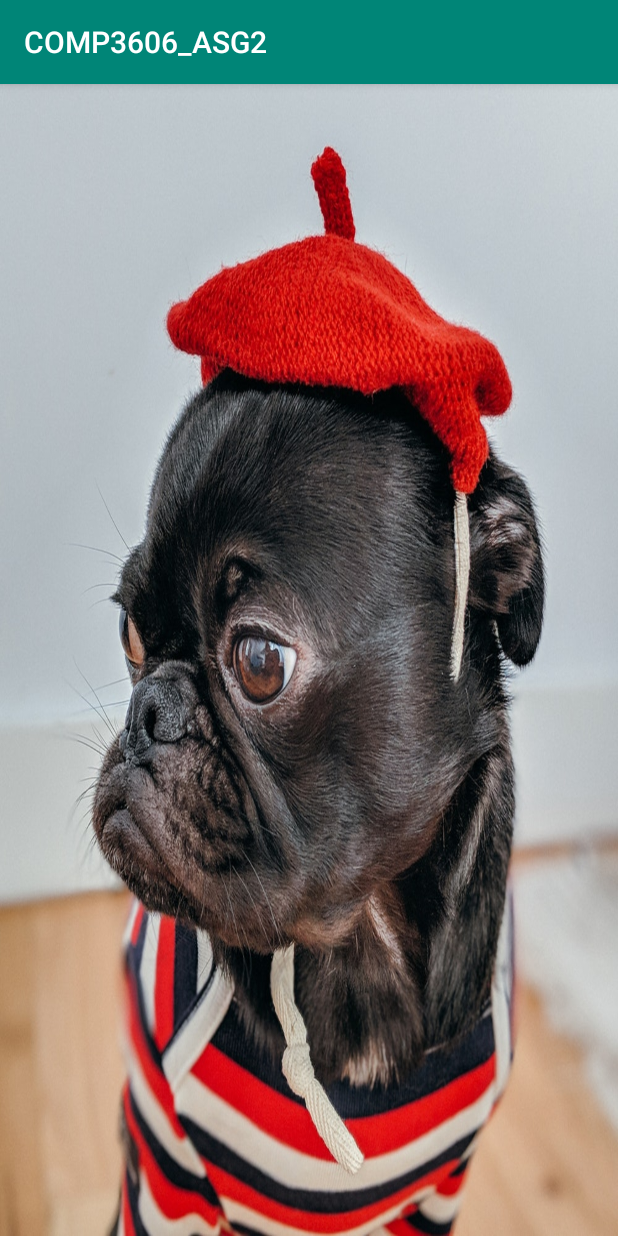
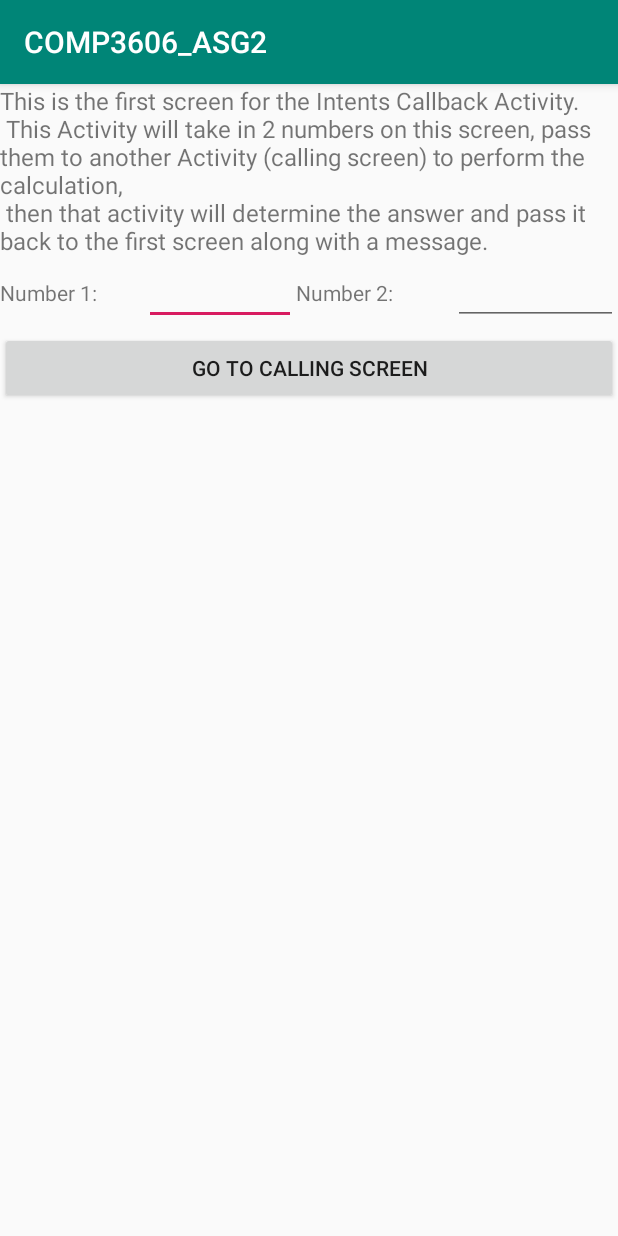
Before and after one commit to UWI-Bois/Android-WLM-COMP3606, an Android app: the IntentsCallback screen opened directly, with no data from a screen before it, on a phone screen of 412 x 824 dp. Run offline under Robolectric (Android 15) with nearby library versions, the phone set to English and light mode, and no system bars.

Commit message:
started intents callback, started screen 1

```diff
--- a/assignments/COMP3606_ASG2/app/src/main/AndroidManifest.xml
+++ b/assignments/COMP3606_ASG2/app/src/main/AndroidManifest.xml
@@ -9,7 +9,8 @@
         android:roundIcon="@mipmap/ic_launcher_round"
         android:supportsRtl="true"
         android:theme="@style/AppTheme">
-        <activity android:name=".GUI_NumberPicker"></activity>
+        <activity android:name=".IntentsCallback_Calc"></activity>
+        <activity android:name=".GUI_NumberPicker" />
         <activity android:name=".GUI_Button" />
         <activity android:name=".GUI_EditText" />
         <activity android:name=".GUI_Spinner" />
--- a/assignments/COMP3606_ASG2/app/src/main/java/me/comp3606_asg2/IntentsCallback.java
+++ b/assignments/COMP3606_ASG2/app/src/main/java/me/comp3606_asg2/IntentsCallback.java
@@ -1,14 +1,57 @@
 package me.comp3606_asg2;
-
 import androidx.appcompat.app.AppCompatActivity;
-
+import android.content.Intent;
 import android.os.Bundle;
+import android.view.View;
+import android.widget.Button;
+import android.widget.EditText;
+import android.widget.Toast;
 
 public class IntentsCallback extends AppCompatActivity {
+
+    private Button btn_screen2;
+    private EditText edtTxt_num1, edtText_num2;
+    private Intent intent;
+    private int num1, num2;
+
 
     @Override
     protected void onCreate(Bundle savedInstanceState) {
         super.onCreate(savedInstanceState);
         setContentView(R.layout.activity_intents_callback);
+
+        btn_screen2 = findViewById(R.id.btn_screen2);
+        btn_screen2.setOnClickListener(new BtnListener());
+
+        edtTxt_num1 = findViewById(R.id.editText);
+        edtText_num2 = findViewById(R.id.editText2);
+    }
+
+    class BtnListener implements Button.OnClickListener{
+
+        @Override
+        public void onClick(View v) {
+            if(v == btn_screen2){
+                String s;
+                s = edtTxt_num1.getText().toString();
+                if(s.equals("")){
+                    Toast.makeText(IntentsCallback.this, "Please enter num1!!", Toast.LENGTH_SHORT).show();
+                    return;
+                }
+                num1 = Integer.parseInt(s);
+                s = edtText_num2.getText().toString();
+                if(s.equals("")){
+                    Toast.makeText(IntentsCallback.this, "Please enter num2!!", Toast.LENGTH_SHORT).show();
+                    return;
+                }
+                num2 = Integer.parseInt(s);
+
+                intent = new Intent(getApplicationContext(), IntentsCallback_Calc.class);
+                intent.putExtra("num1", num1);
+                intent.putExtra("num2", num2);
+
+                startActivity(intent);
+            }
+        }
     }
 }
--- a/assignments/COMP3606_ASG2/app/src/main/res/layout/activity_intents_callback.xml
+++ b/assignments/COMP3606_ASG2/app/src/main/res/layout/activity_intents_callback.xml
@@ -6,15 +6,59 @@
     android:layout_height="match_parent"
     tools:context=".IntentsCallback">
 
-    <ImageView
-        android:id="@+id/imageView10"
-        android:layout_width="wrap_content"
-        android:layout_height="wrap_content"
-        android:scaleType="fitXY"
-        app:layout_constraintBottom_toBottomOf="parent"
-        app:layout_constraintEnd_toEndOf="parent"
-        app:layout_constraintStart_toStartOf="parent"
-        app:layout_constraintTop_toTopOf="parent"
-        app:srcCompat="@drawable/intentscallbackimage" />
+    <LinearLayout
+        android:layout_width="match_parent"
+        android:layout_height="match_parent"
+        android:orientation="vertical">
 
+        <TextView
+            android:id="@+id/txtView_desc"
+            android:layout_width="match_parent"
+            android:layout_height="wrap_content"
+            android:text="@string/intent_desc"
+            android:textSize="16dp"
+            tools:text="@string/intent_desc" />
+
+        <LinearLayout
+            android:layout_width="match_parent"
+            android:layout_height="50dp"
+            android:orientation="horizontal">
+
+            <TextView
+                android:id="@+id/textView36"
+                android:layout_width="56dp"
+                android:layout_height="31dp"
+                android:layout_weight="1"
+                android:text="Number 1:" />
+
+            <EditText
+                android:id="@+id/editText"
+                android:layout_width="101dp"
+                android:layout_height="wrap_content"
+                android:ems="10"
+                android:inputType="number" />
+
+            <TextView
+                android:id="@+id/textView37"
+                android:layout_width="wrap_content"
+                android:layout_height="31dp"
+                android:layout_weight="1"
+                android:text="Number 2:" />
+
+            <EditText
+                android:id="@+id/editText2"
+                android:layout_width="69dp"
+                android:layout_height="wrap_content"
+                android:layout_weight="1"
+                android:ems="10"
+                android:inputType="number" />
+        </LinearLayout>
+
+        <Button
+            android:id="@+id/btn_screen2"
+            android:layout_width="match_parent"
+            android:layout_height="wrap_content"
+            android:text="Go to Calling Screen" />
+
+    </LinearLayout>
 </androidx.constraintlayout.widget.ConstraintLayout>
--- a/assignments/COMP3606_ASG2/app/src/main/res/values/strings.xml
+++ b/assignments/COMP3606_ASG2/app/src/main/res/values/strings.xml
@@ -137,4 +137,11 @@
     <string name="research_paper_2_summary">The research paper was written by two students of Universitas Negeri Makassar Makassar for the purpose of developing Android-based teaching tools so that students will be more motivated to learn and have a higher quality of learning. It was done using the Plomp development model, which consists of which consists of a preliminary
         investigation phase, a design phase, a realisation phase, a test, evaluation and revision phase and an implementation phase and the quality of the end product was then tested to ensure the teaching material was valid, practical and effective.</string>
 
+
+    <string name="intent_desc">
+        This is the first screen for the Intents Callback Activity.\n
+        This Activity will take in 2 numbers on this screen, pass them to another Activity (calling screen) to perform the calculation,\n
+        then that activity will determine the answer and pass it back to the first screen along with a message.
+    </string>
+
 </resources>
```
Also changed, not shown: assignments/COMP3606_ASG2/app/src/main/java/me/comp3606_asg2/IntentsCallback_Calc.java (added, +15 -0 lines), assignments/COMP3606_ASG2/app/src/main/res/layout/activity_intents_callback__calc.xml (added, +9 -0 lines).
